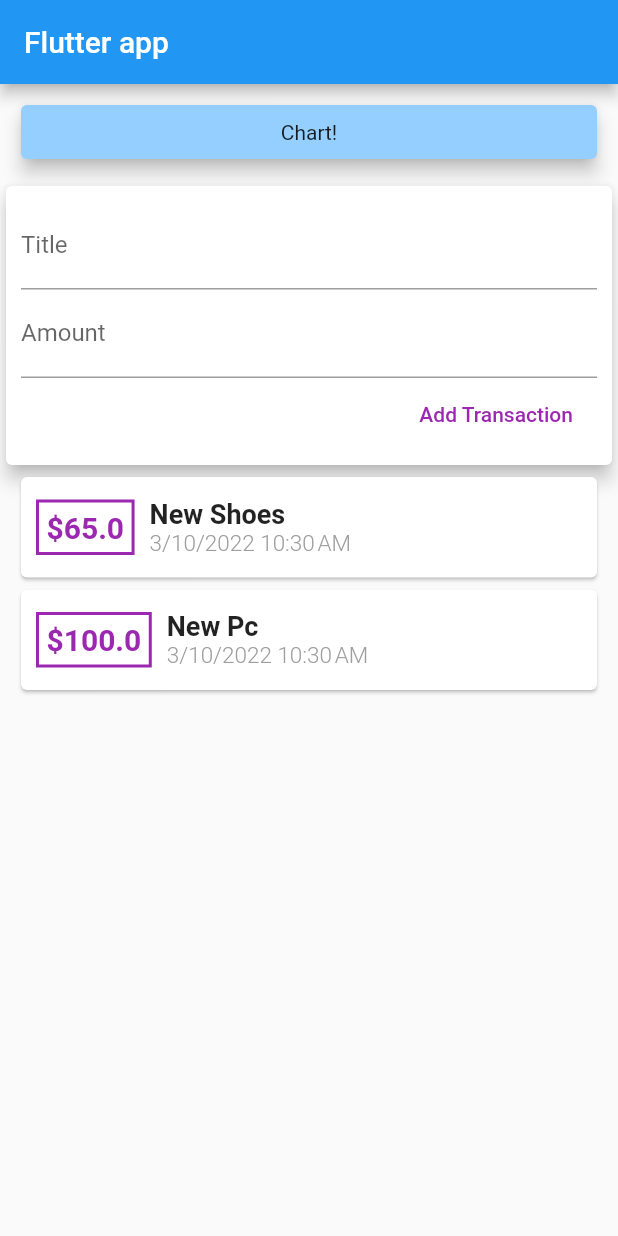
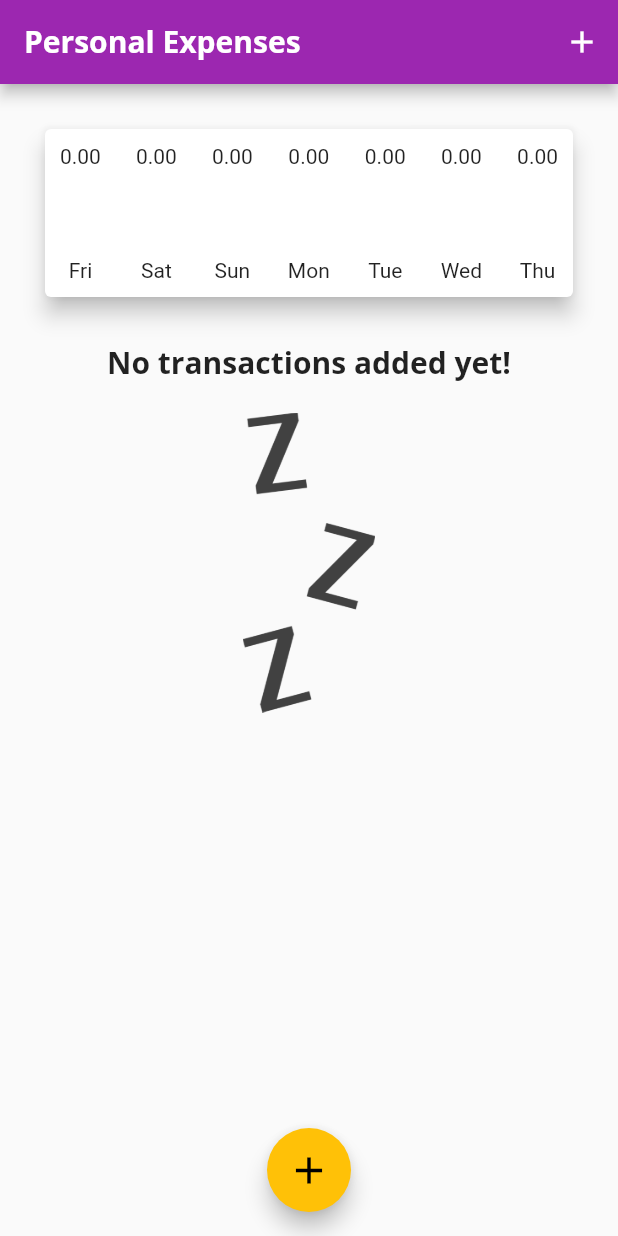
Before and after one commit to yahya-iyaseh/expense_planner, a Flutter app: the screen it shows after launch, on a phone screen of 412 x 824 dp. Run offline on Flutter 3.47's test engine with Material 2 defaults, Android fonts, the phone set to English and light mode, and no system bars.

Commit message:
work on chart

```diff
--- a/lib/main.dart
+++ b/lib/main.dart
@@ -1,7 +1,9 @@
 import 'package:flutter/material.dart';
-import './widgets/user_transactions.dart';
 
-
+import './models/transaction.dart';
+import './widgets/chart.dart';
+import './widgets/transaction_list.dart';
+import './widgets/new_transaction.dart';
 
 void main() => runApp(MyApp());
 
@@ -9,44 +11,144 @@ class MyApp extends StatelessWidget {
   @override
   Widget build(BuildContext context) {
     return MaterialApp(
-      title: 'Flutter App',
+      title: 'Personal Expenses',
+      theme: ThemeData(
+        primarySwatch: Colors.purple,
+        accentColor: Colors.amber,
+        fontFamily: 'QuickSand',
+        textTheme: ThemeData.light().textTheme.copyWith(
+              headline6: TextStyle(
+                fontFamily: 'OpenSans',
+                fontWeight: FontWeight.bold,
+                fontSize: 20,
+              ),
+            ),
+        appBarTheme: AppBarTheme(
+          titleTextStyle: TextStyle(
+            fontFamily: 'OpenSans',
+            fontSize: 20,
+            fontWeight: FontWeight.bold,
+          ),
+        ),
+      ),
       home: MyHomePage(),
     );
   }
 }
 
-class MyHomePage extends StatelessWidget {
+class MyHomePage extends StatefulWidget {
+  @override
+  State<MyHomePage> createState() => _MyHomePageState();
+}
+
+class _MyHomePageState extends State<MyHomePage> {
   // String titleInput = "";
-  // String amountInput = "";
-  final titleController = TextEditingController();
-  final amountController = TextEditingController();
+  // final titleController = TextEditingController();
+  // final amountController = TextEditingController();
+  final List<Transaction> _userTransActions = [
+    // Transaction(
+    //   id: 't1',
+    //   title: 'New Shoes',
+    //   amount: 65.00,
+    //   date: DateTime.now(),
+    // ),
+    // Transaction(
+    //   id: 't2',
+    //   title: 'New Pc',
+    //   amount: 100.00,
+    //   date: DateTime.now(),
+    // ),
+  ];
+  List<Transaction> get _recentTransaction {
+    return _userTransActions.where((tx) {
+      return tx.date.isAfter(
+        DateTime.now().subtract(
+          Duration(days: 7),
+        ),
+      );
+    }).toList();
+  }
+
+  void _addNewTransaction(String txTitle, double txAmount) {
+    final newTx = Transaction(
+      title: txTitle,
+      amount: txAmount,
+      date: DateTime.now(),
+      id: DateTime.now().toString(),
+    );
+    // Future.delayed(Duration.zero, () {
+    setState(() {
+      _userTransActions.insert(0, newTx);
+    });
+    Navigator.of(context).pop();
+  }
+
+  void _startAddNewTransaction(BuildContext ctx) {
+    showModalBottomSheet(
+        context: ctx,
+        builder: (_) {
+          return GestureDetector(
+            child: NewTransaction(_addNewTransaction),
+            onTap: () {},
+            behavior: HitTestBehavior.opaque,
+          );
+        });
+  }
 
   @override
   Widget build(BuildContext context) {
     return Scaffold(
       appBar: AppBar(
-        title: Text('Flutter app'),
+        title: Text('Personal Expenses'),
+        actions: [
+          IconButton(
+            onPressed: () => _startAddNewTransaction(context),
+            icon: Icon(Icons.add),
           ),
-      body: Center(
+        ],
+      ),
+      body: Container(
+        child: SingleChildScrollView(
           child: Column(
-          // mainAxisAlignment: MainAxisAlignment.spaceAround,
+            // mainAxisAlignment: MainAxisAlignment.spaceBetween,
             crossAxisAlignment: CrossAxisAlignment.stretch,
             children: <Widget>[
               Container(
                 width: double.infinity,
                 margin: EdgeInsets.all(10),
-              child: Card(
-                elevation: 5,
-                color: Color.fromARGB(255, 148, 207, 255),
-                child: Container(
-                  margin: EdgeInsets.all(10),
-                  alignment: Alignment.center,
-                  child: Text('Chart!'),
+                child: Chart(_recentTransaction),
+
+              ),
+              _userTransActions.isEmpty
+                  ? Column(
+                      children: [
+                        Text(
+                          'No transactions added yet!',
+                          style: Theme.of(context).textTheme.headline6,
+                        ),
+                        SizedBox(
+                          height: 20,
+                        ),
+                        Container(
+                          height: 200,
+                          child: Image.asset(
+                            'assets/images/waiting.png',
+                            fit: BoxFit.cover,
+                          ),
+                        ),
+                      ],
+                    )
+                  : TransactionList(_userTransActions),
+            ],
           ),
         ),
       ),
-          UserTransactions(),
-          ],
+      floatingActionButtonLocation: FloatingActionButtonLocation.centerFloat,
+      floatingActionButton: FloatingActionButton(
+        onPressed: () => _startAddNewTransaction(context),
+        child: Icon(
+          Icons.add,
+          size: 30,
         ),
       ),
     );
--- /dev/null
+++ b/lib/widgets/chart.dart
@@ -0,0 +1,62 @@
+import 'package:flutter/material.dart';
+import 'package:intl/intl.dart';
+import '../models/transaction.dart';
+
+class Chart extends StatelessWidget {
+  final List<Transaction> recentTransactions;
+  Chart(this.recentTransactions);
+
+  List<Map<String, Object>> get groupedTrnasactionValues {
+    return List.generate(7, (index) {
+      final weekDay = DateTime.now().subtract(
+        Duration(days: index),
+      );
+      var totalSum = 0.0;
+      for (var tx in recentTransactions) {
+        if (tx.date.day == weekDay.day &&
+            tx.date.month == weekDay.month &&
+            tx.date.year == weekDay.year) {
+          totalSum += tx.amount;
+        }
+      }
+      print(DateFormat.E().format(weekDay));
+      print(totalSum);
+      return {'day': DateFormat.E().format(weekDay), 'amount': totalSum};
+    }).reversed.toList();
+  }
+
+  @override
+  Widget build(BuildContext context) {
+    print(groupedTrnasactionValues);
+    return Card(
+      elevation: 6,
+      margin: EdgeInsets.all(20),
+      child: Container(
+        margin: EdgeInsets.all(10),
+        child: Row(
+          mainAxisAlignment: MainAxisAlignment.spaceBetween,
+          children: [
+            ...groupedTrnasactionValues.map((e) {
+              return Column(
+                children: [
+                  Text(
+                    (e['amount'] as double).toStringAsFixed(2),
+                  ),
+                  Container(
+                    height: 50,
+                  ),
+                  Container(
+                    height: 10,
+                  ),
+                  Text(
+                    e['day'] as String,
+                  ),
+                ],
+              );
+            })
+          ],
+        ),
+      ),
+    );
+  }
+}
--- a/lib/widgets/transaction_list.dart
+++ b/lib/widgets/transaction_list.dart
@@ -9,8 +9,9 @@ class TransactionList extends StatelessWidget {
   Widget build(BuildContext context) {
     return Container(
       margin: EdgeInsets.symmetric(horizontal: 10),
-      child: Column(
-        children: _userTransActions.map((tx) {
+      height: 300,
+      child: ListView.builder(
+        itemBuilder: (xtc, index) {
           return Card(
             child: Row(
               children: [
@@ -22,16 +23,16 @@ class TransactionList extends StatelessWidget {
                   padding: EdgeInsets.all(5),
                   decoration: BoxDecoration(
                     border: Border.all(
-                      color: Colors.purple,
+                      color: Theme.of(context).primaryColor,
                       width: 2,
                     ),
                   ),
                   child: Text(
-                    '\$${tx.amount}',
+                    '\$${_userTransActions[index].amount.toStringAsFixed(2)}',
                     style: TextStyle(
                       fontWeight: FontWeight.bold,
                       fontSize: 20,
-                      color: Colors.purple,
+                      color: Theme.of(context).primaryColor,
                     ),
                   ),
                 ),
@@ -39,14 +40,13 @@ class TransactionList extends StatelessWidget {
                   crossAxisAlignment: CrossAxisAlignment.start,
                   children: [
                     Text(
-                      tx.title,
-                      style: TextStyle(
-                        fontWeight: FontWeight.bold,
-                        fontSize: 18,
-                      ),
+                      _userTransActions[index].title,
+                      style: Theme.of(context).textTheme.headline6,
                     ),
                     Text(
-                      DateFormat.yMd().add_jm().format(tx.date),
+                      DateFormat.yMd()
+                          .add_jm()
+                          .format(_userTransActions[index].date),
                       style: TextStyle(
                         fontWeight: FontWeight.w300,
                         fontSize: 15,
@@ -58,7 +58,8 @@ class TransactionList extends StatelessWidget {
               ],
             ),
           );
-        }).toList(),
+        },
+        itemCount: _userTransActions.length,
       ),
     );
   }
--- a/lib/widgets/user_transactions.dart
+++ b/lib/widgets/user_transactions.dart
@@ -25,16 +25,16 @@ class _UserTransactionsState extends State<UserTransactions> {
     ),
   ];
 
-  void _addNewTransaction(String txTitle, String txAmount) {
+  void _addNewTransaction(String txTitle, double txAmount) {
     final newTx = Transaction(
       title: txTitle,
-      amount: double.tryParse(txAmount) ?? 0,
+      amount: txAmount,
       date: DateTime.now(),
       id: DateTime.now().toString(),
     );
     // Future.delayed(Duration.zero, () {
       setState(() {
-        _userTransActions.add(newTx);
+        _userTransActions.insert(0, newTx);
       });
     // });
   }
@@ -43,8 +43,9 @@ class _UserTransactionsState extends State<UserTransactions> {
   Widget build(BuildContext context) {
     return Column(
       children: [
+
+
         NewTransaction(_addNewTransaction),
-        TransactionList(_userTransActions),
       ],
     );
   }
```
Also changed, not shown: lib/widgets/chart_bar.dart (added, +10 -0 lines), lib/widgets/new_transaction.dart (+23 -2 lines), pubspec.yaml (+17 -9 lines), assets/fonts/OpenSans-Bold.ttf (added), assets/fonts/OpenSans-Regular.ttf (added), assets/fonts/Quicksand-Bold.ttf (added), assets/fonts/Quicksand-Light.ttf (added), assets/fonts/Quicksand-Medium.ttf (added), assets/fonts/Quicksand-Regular.ttf (added), assets/images/waiting.png (added). Lines whose indentation alone changed are shown as unchanged.
